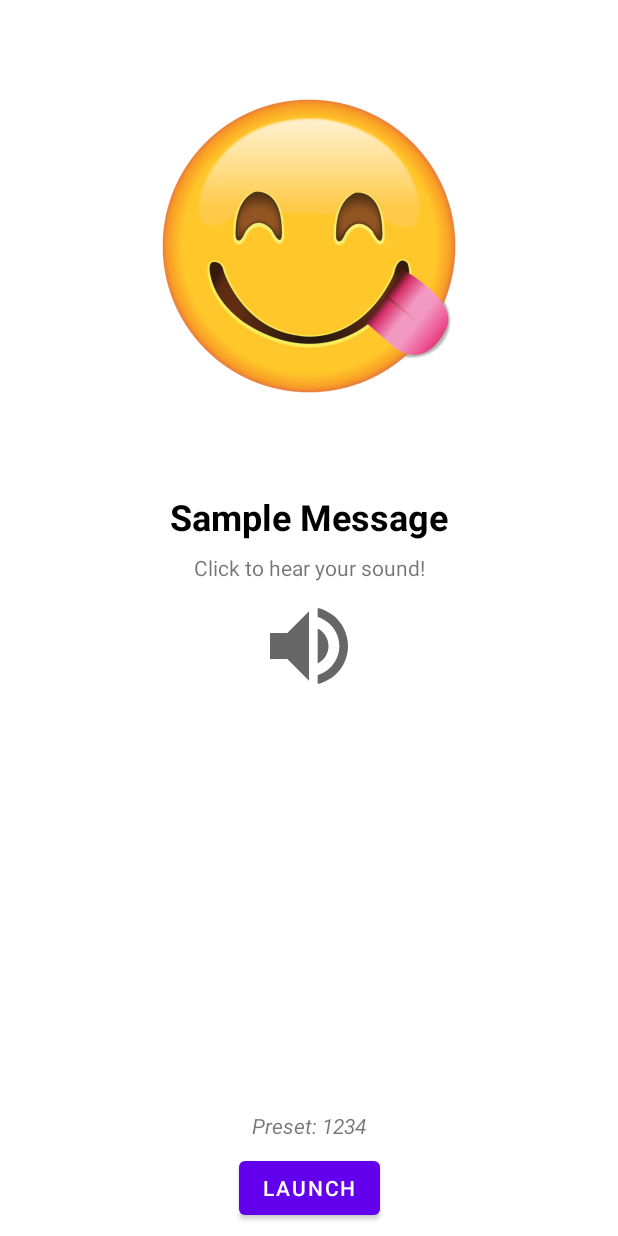
After one commit to rpezzuti/KotlinButton, an Android app: the layout fragment_details.xml on its own in the app's theme, with its tools: preview values and no code run, on a phone screen of 412 x 824 dp. The commit adds this screen. Run offline under Robolectric (Android 15) with nearby library versions, the phone set to English and light mode, and no system bars.

Commit message:
recyclerView on click details fragment

```diff
--- a/app/src/main/java/rhett/pezzuti/kotlinbutton/database/PresetDatabaseDao.kt
+++ b/app/src/main/java/rhett/pezzuti/kotlinbutton/database/PresetDatabaseDao.kt
@@ -29,4 +29,7 @@ interface PresetDatabaseDao {
 
     @Query ("SELECT * FROM button_preset_table ORDER BY presetID DESC LIMIT 1")
     fun getCurrentPreset(): ButtonPreset?
+
+    @Query ("SELECT * from button_preset_table WHERE presetId = :key")
+    fun getPresetWithId(key: Long): LiveData<ButtonPreset>
 }
--- a/app/src/main/java/rhett/pezzuti/kotlinbutton/home/BindingUtils.kt
+++ b/app/src/main/java/rhett/pezzuti/kotlinbutton/home/BindingUtils.kt
@@ -14,7 +14,8 @@ fun TextView.setPresetMessage(item: ButtonPreset?){
 }
 
 @BindingAdapter("presetImage")
-fun ImageView.setPresetImage(item: ButtonPreset){
+fun ImageView.setPresetImage(item: ButtonPreset?){
+    item?.let {
         setImageResource(when (item.picture){
             1 -> R.drawable.heart
             2 -> R.drawable.awesome
@@ -29,6 +30,7 @@ fun ImageView.setPresetImage(item: ButtonPreset){
             else -> R.drawable.ic_launcher_background
         })
     }
+}
 
 @BindingAdapter("presetSound")
 fun TextView.setPresetSound(item: ButtonPreset?){
--- a/app/src/main/java/rhett/pezzuti/kotlinbutton/picture/PictureViewModelFactory.kt
+++ b/app/src/main/java/rhett/pezzuti/kotlinbutton/picture/PictureViewModelFactory.kt
@@ -16,7 +16,4 @@ class PictureViewModelFactory(
         }
         throw IllegalArgumentException("Unknown ViewModel class")
     }
-
-
-
 }
--- a/app/src/main/res/layout/button_preset_view.xml
+++ b/app/src/main/res/layout/button_preset_view.xml
@@ -8,11 +8,15 @@
         <variable
             name="preset"
             type="rhett.pezzuti.kotlinbutton.database.ButtonPreset" />
+        <variable
+            name="clickListener"
+            type="rhett.pezzuti.kotlinbutton.home.ButtonPresetListener" />
     </data>
 
     <androidx.constraintlayout.widget.ConstraintLayout
         android:layout_width="match_parent"
-        android:layout_height="wrap_content">
+        android:layout_height="wrap_content"
+        android:onClick="@{() -> clickListener.onClick(preset)}">
 
         <ImageView
             android:id="@+id/button_preset_image"
--- /dev/null
+++ b/app/src/main/res/layout/fragment_details.xml
@@ -0,0 +1,87 @@
+<?xml version="1.0" encoding="utf-8"?>
+<layout xmlns:android="http://schemas.android.com/apk/res/android"
+    xmlns:app="http://schemas.android.com/apk/res-auto"
+    xmlns:tools="http://schemas.android.com/tools">
+
+    <data>
+
+        <variable
+            name="detailsViewModel"
+            type="rhett.pezzuti.kotlinbutton.details.DetailsViewModel" />
+    </data>
+
+    <androidx.constraintlayout.widget.ConstraintLayout
+        android:id="@+id/details_constraint_layout"
+        android:layout_width="match_parent"
+        android:layout_height="match_parent">
+
+
+        <ImageView
+            android:id="@+id/details_image"
+            android:layout_width="200dp"
+            android:layout_height="200dp"
+            android:layout_marginTop="64dp"
+            app:layout_constraintEnd_toEndOf="parent"
+            app:layout_constraintStart_toStartOf="parent"
+            app:layout_constraintTop_toTopOf="parent"
+            app:presetImage="@{detailsViewModel.preset}"
+            tools:src="@drawable/tongue" />
+
+        <TextView
+            android:id="@+id/details_message"
+            style="@style/text_intro_style"
+            android:layout_width="wrap_content"
+            android:layout_height="wrap_content"
+            android:layout_marginTop="@dimen/margin_very_large"
+            android:textColor="@color/black"
+            app:layout_constraintEnd_toEndOf="parent"
+            app:layout_constraintStart_toStartOf="parent"
+            app:layout_constraintTop_toBottomOf="@+id/details_image"
+            app:presetMessage="@{detailsViewModel.preset}"
+            tools:text="Sample Message" />
+
+
+        <TextView
+            android:id="@+id/details_sound_text"
+            android:layout_width="wrap_content"
+            android:layout_height="wrap_content"
+            android:layout_margin="@dimen/margin_small"
+            android:text="@string/details_sound_text"
+            app:layout_constraintEnd_toEndOf="parent"
+            app:layout_constraintStart_toStartOf="parent"
+            app:layout_constraintTop_toBottomOf="@+id/details_message" />
+
+        <ImageView
+            android:id="@+id/details_play_sound"
+            android:layout_width="69dp"
+            android:layout_height="69dp"
+            android:src="@drawable/ic_baseline_volume_up_24"
+            app:layout_constraintEnd_toEndOf="parent"
+            android:layout_margin="@dimen/margin_small"
+            app:layout_constraintStart_toStartOf="parent"
+            app:layout_constraintTop_toBottomOf="@+id/details_sound_text" />
+
+        <TextView
+            android:id="@+id/details_preset_id"
+            android:layout_width="wrap_content"
+            android:layout_height="wrap_content"
+            android:layout_margin="@dimen/margin_small"
+            android:textStyle="italic"
+            app:layout_constraintBottom_toTopOf="@+id/button_launch_preset"
+            app:layout_constraintEnd_toEndOf="parent"
+            app:layout_constraintStart_toStartOf="parent"
+            tools:text="Preset: 1234" />
+
+        <Button
+            android:id="@+id/button_launch_preset"
+            android:layout_width="wrap_content"
+            android:layout_height="wrap_content"
+            android:layout_margin="@dimen/margin_small"
+            android:text="@string/button_launch"
+            android:onClick="@{() -> detailsViewModel.navigateToButton()}"
+            app:layout_constraintBottom_toBottomOf="parent"
+            app:layout_constraintEnd_toEndOf="parent"
+            app:layout_constraintStart_toStartOf="parent" />
+
+    </androidx.constraintlayout.widget.ConstraintLayout>
+</layout>
--- a/app/src/main/res/values/dimens.xml
+++ b/app/src/main/res/values/dimens.xml
@@ -4,4 +4,5 @@
     <dimen name="text_intro_size">24sp</dimen>
     <dimen name="margin_small">8dp</dimen>
     <dimen name="image_size">114dp</dimen>
+    <dimen name="margin_very_large">64dp</dimen>
 </resources>
--- a/app/src/main/res/values/strings.xml
+++ b/app/src/main/res/values/strings.xml
@@ -31,4 +31,5 @@
     <string name="btn_choose">Choose</string>
     <string name="text_chimes">Chimes</string>
     <string name="text_teehee">Teehee</string>
+    <string name="details_sound_text">Click to hear your sound!</string>
 </resources>
```
Also changed, not shown: app/src/main/java/rhett/pezzuti/kotlinbutton/details/DetailsFragment.kt (added, +72 -0 lines), app/src/main/java/rhett/pezzuti/kotlinbutton/details/DetailsViewModel.kt (added, +35 -0 lines), app/src/main/java/rhett/pezzuti/kotlinbutton/details/DetailsViewModelFactory.kt (added, +18 -0 lines), app/src/main/java/rhett/pezzuti/kotlinbutton/extra/BindingUtilsExtra.kt (added, +23 -0 lines), app/src/main/java/rhett/pezzuti/kotlinbutton/home/HomeFragment.kt (+9 -7 lines), app/src/main/java/rhett/pezzuti/kotlinbutton/home/PresetAdapter.kt (+10 -13 lines), app/src/main/res/navigation/main_navigation.xml (+19 -0 lines). Lines whose indentation alone changed are shown as unchanged.
